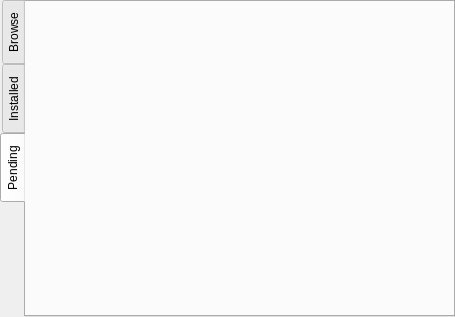
Above: src-qt5/gui_client/pages/page_pkg.ui from trueos/sysadm-ui-qt before the change. Below: the same form after it.
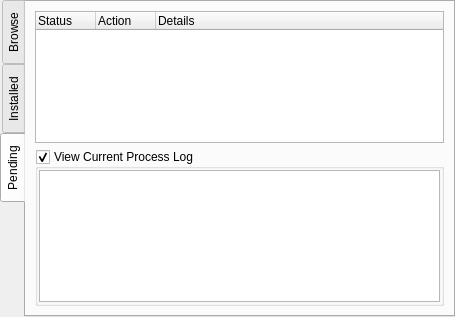
That is the form after the change. The open tabs and pages were chosen to show the change. Icons and pictures are not drawn.

Commit message: Get the "installed" page of the new AppCafe completely functional, and also get the "pending" page of the new AppCafe functional as well - just need to have the dispatcher on the server send out more regular events about processes which are still pending.

```diff
--- a/src-qt5/gui_client/pages/page_pkg.ui
+++ b/src-qt5/gui_client/pages/page_pkg.ui
@@ -252,6 +252,76 @@
       <attribute name="title">
        <string>Pending</string>
       </attribute>
+      <layout class="QVBoxLayout" name="verticalLayout_2">
+       <item>
+        <widget class="QTreeWidget" name="tree_pending">
+         <property name="editTriggers">
+          <set>QAbstractItemView::NoEditTriggers</set>
+         </property>
+         <property name="showDropIndicator" stdset="0">
+          <bool>false</bool>
+         </property>
+         <property name="itemsExpandable">
+          <bool>false</bool>
+         </property>
+         <property name="allColumnsShowFocus">
+          <bool>true</bool>
+         </property>
+         <property name="expandsOnDoubleClick">
+          <bool>false</bool>
+         </property>
+         <attribute name="headerDefaultSectionSize">
+          <number>60</number>
+         </attribute>
+         <column>
+          <property name="text">
+           <string>Status</string>
+          </property>
+         </column>
+         <column>
+          <property name="text">
+           <string>Action</string>
+          </property>
+         </column>
+         <column>
+          <property name="text">
+           <string>Details</string>
+          </property>
+         </column>
+        </widget>
+       </item>
+       <item>
+        <widget class="QGroupBox" name="group_pending_log">
+         <property name="title">
+          <string>View Current Process Log</string>
+         </property>
+         <property name="checkable">
+          <bool>true</bool>
+         </property>
+         <layout class="QVBoxLayout" name="verticalLayout_3">
+          <property name="leftMargin">
+           <number>1</number>
+          </property>
+          <property name="topMargin">
+           <number>1</number>
+          </property>
+          <property name="rightMargin">
+           <number>1</number>
+          </property>
+          <property name="bottomMargin">
+           <number>1</number>
+          </property>
+          <item>
+           <widget class="QPlainTextEdit" name="text_proc_running">
+            <property name="readOnly">
+             <bool>true</bool>
+            </property>
+           </widget>
+          </item>
+         </layout>
+        </widget>
+       </item>
+      </layout>
      </widget>
     </widget>
    </item>
```
Left out of the diff: 33 changed lines with no effect on the pictures. The commit also changes 3 other files.
